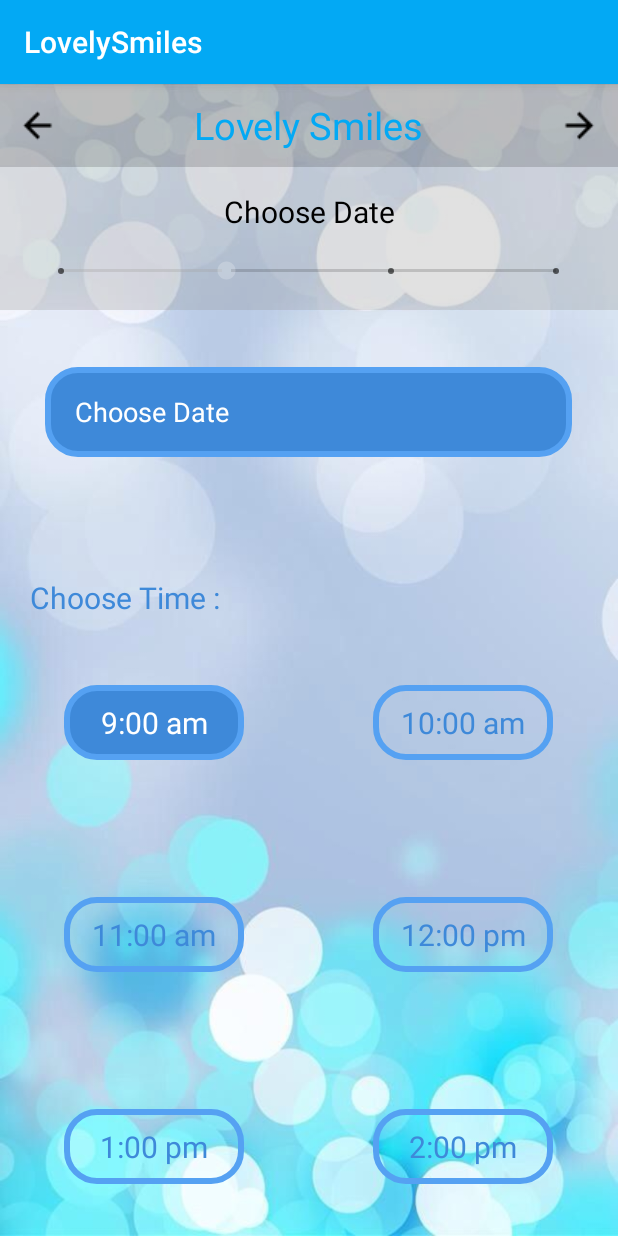
After one commit to athulraj2002/LovelySmiles, an Android app: the Registration2 screen opened directly, with no data from a screen before it, on a phone screen of 412 x 824 dp. The commit adds this screen. Run offline under Robolectric (Android 15) with nearby library versions, the phone set to English and light mode, and no system bars.

Commit message:
Registration2 Completed

```diff
--- /dev/null
+++ b/app/src/main/java/com/example/raju/lovelysmiles/Registration2.java
@@ -0,0 +1,13 @@
+package com.example.raju.lovelysmiles;
+
+import android.support.v7.app.AppCompatActivity;
+import android.os.Bundle;
+
+public class Registration2 extends AppCompatActivity {
+
+    @Override
+    protected void onCreate(Bundle savedInstanceState) {
+        super.onCreate(savedInstanceState);
+        setContentView(R.layout.activity_registration2);
+    }
+}
--- /dev/null
+++ b/app/src/main/res/drawable/border2.xml
@@ -0,0 +1,22 @@
+<?xml version="1.0" encoding="utf-8"?>
+<shape xmlns:android="http://schemas.android.com/apk/res/android">
+    <stroke
+        android:color="#55a1f2"
+        android:width="4dp"
+
+
+        >
+
+    </stroke>
+    <corners
+        android:radius="20dp"
+
+        >
+
+    </corners>
+    <solid
+        android:color="@color/lightblue"
+        >
+
+    </solid>
+</shape>
--- a/app/src/main/res/layout/activity_registration1.xml
+++ b/app/src/main/res/layout/activity_registration1.xml
@@ -105,8 +105,7 @@
                     android:layout_width="362dp"
                     android:layout_height="52dp"
                     android:max="3"
-                    android:progress="0"
-                    tools:style="@style/Widget.AppCompat.SeekBar.Discrete" />
+                    android:progress="0" />
 
             </LinearLayout>
 
--- /dev/null
+++ b/app/src/main/res/layout/activity_registration2.xml
@@ -0,0 +1,357 @@
+<?xml version="1.0" encoding="utf-8"?>
+<android.support.constraint.ConstraintLayout xmlns:android="http://schemas.android.com/apk/res/android"
+    xmlns:app="http://schemas.android.com/apk/res-auto"
+    xmlns:tools="http://schemas.android.com/tools"
+    android:layout_width="match_parent"
+    android:layout_height="match_parent"
+    tools:context="com.example.raju.lovelysmiles.Registration2">
+
+    <LinearLayout
+
+        android:layout_width="match_parent"
+        android:layout_height="match_parent"
+        android:background="@drawable/bluebg"
+        android:orientation="vertical">
+
+        <LinearLayout
+            android:layout_width="match_parent"
+            android:layout_height="wrap_content"
+            android:orientation="vertical">
+
+            <LinearLayout
+                android:layout_width="match_parent"
+                android:layout_height="match_parent"
+                android:background="#2dffffff"
+                android:orientation="vertical">
+
+                <LinearLayout
+                    android:layout_width="match_parent"
+                    android:layout_height="match_parent"
+                    android:background="#41000000"
+                    android:orientation="horizontal">
+
+                    <LinearLayout
+                        android:layout_width="20dp"
+                        android:layout_height="match_parent"
+                        android:layout_weight="1"
+                        android:orientation="vertical">
+
+
+                        <ImageButton
+                            android:id="@+id/imageButton2"
+                            android:layout_width="match_parent"
+                            android:layout_height="match_parent"
+                            android:background="#00ffffff"
+                            android:rotation="180"
+                            app:srcCompat="@drawable/ic_arrow_forward_black_18dp" />
+                    </LinearLayout>
+
+                    <LinearLayout
+                        android:layout_width="wrap_content"
+                        android:layout_height="match_parent"
+                        android:layout_weight="5"
+                        android:gravity="center_vertical|center_horizontal"
+                        android:orientation="vertical">
+
+                        <TextView
+                            android:id="@+id/textView8"
+                            android:layout_width="match_parent"
+                            android:layout_height="55dp"
+                            android:gravity="center_vertical|center_horizontal"
+                            android:text="Lovely Smiles"
+                            android:textColor="@color/colorPrimary"
+                            android:textSize="25sp" />
+                    </LinearLayout>
+
+                    <LinearLayout
+                        android:layout_width="20dp"
+                        android:layout_height="match_parent"
+                        android:layout_weight="1"
+                        android:orientation="vertical">
+
+                        <ImageButton
+                            android:id="@+id/imageButton3"
+                            android:layout_width="match_parent"
+                            android:layout_height="match_parent"
+                            android:background="#00ffffff"
+                            app:srcCompat="@drawable/ic_arrow_forward_black_18dp" />
+                    </LinearLayout>
+                </LinearLayout>
+
+                <LinearLayout
+                    android:layout_width="match_parent"
+                    android:layout_height="match_parent"
+                    android:background="#1e000000"
+                    android:gravity="center_horizontal"
+                    android:orientation="vertical">
+
+                    <TextView
+                        android:id="@+id/textView9"
+                        android:layout_width="match_parent"
+                        android:layout_height="43dp"
+                        android:gravity="bottom|center"
+                        android:text="Choose Date"
+                        android:textColor="#000000"
+                        android:textSize="20sp" />
+
+                    <SeekBar
+                        android:id="@+id/seekBar5"
+                        style="@android:style/Widget.Material.SeekBar.Discrete"
+                        android:layout_width="362dp"
+                        android:layout_height="52dp"
+                        android:max="3"
+                        android:progress="1" />
+
+                </LinearLayout>
+
+            </LinearLayout>
+        </LinearLayout>
+
+        <LinearLayout
+            android:layout_width="match_parent"
+            android:layout_height="match_parent"
+            android:orientation="vertical">
+
+            <LinearLayout
+                android:layout_width="match_parent"
+                android:layout_height="wrap_content"
+
+                android:layout_weight="1"
+                android:gravity="center"
+                android:orientation="vertical">
+
+                <EditText
+                    android:id="@+id/editText11"
+                    android:layout_width="351dp"
+                    android:layout_height="60dp"
+                    android:background="@drawable/border2"
+                    android:ems="10"
+                    android:inputType="date"
+                    android:paddingLeft="20dp"
+                    android:text="Choose Date"
+                    android:textColor="@color/white" />
+            </LinearLayout>
+
+            <LinearLayout
+                android:layout_width="match_parent"
+                android:layout_height="wrap_content"
+                android:layout_weight="2"
+                android:orientation="vertical">
+
+                <LinearLayout
+                    android:layout_width="match_parent"
+                    android:layout_height="93dp"
+                    android:orientation="vertical">
+
+                    <TextView
+                        android:id="@+id/textView11"
+                        android:layout_width="match_parent"
+                        android:layout_height="110dp"
+                        android:gravity="fill_vertical"
+                        android:paddingLeft="20dp"
+                        android:text="Choose Time :"
+
+                        android:textColor="@color/lightblue"
+                        android:textSize="20sp" />
+                </LinearLayout>
+
+                <LinearLayout
+                    android:layout_width="match_parent"
+                    android:layout_height="match_parent"
+                    android:orientation="vertical">
+
+                    <LinearLayout
+                        android:layout_width="match_parent"
+
+                        android:layout_height="wrap_content"
+                        android:layout_weight="1"
+                        android:orientation="vertical">
+
+                        <LinearLayout
+                            android:layout_width="match_parent"
+                            android:layout_height="wrap_content"
+                            android:orientation="horizontal">
+
+                            <LinearLayout
+                                android:layout_width="match_parent"
+                                android:layout_height="match_parent"
+                                android:layout_weight="1"
+                                android:gravity="center_vertical|center_horizontal|center"
+                                android:orientation="vertical">
+
+                                <LinearLayout
+                                    android:layout_width="120dp"
+                                    android:layout_height="50dp"
+                                    android:layout_margin="20dp"
+                                    android:background="@drawable/border2"
+                                    android:orientation="vertical">
+
+                                    <TextView
+                                        android:id="@+id/textView12"
+                                        android:layout_width="match_parent"
+                                        android:layout_height="match_parent"
+                                        android:gravity="center"
+                                        android:text="9:00 am"
+                                        android:textColor="@color/white"
+                                        android:textSize="20sp" />
+                                </LinearLayout>
+                            </LinearLayout>
+
+                            <LinearLayout
+                                android:layout_width="match_parent"
+                                android:layout_height="match_parent"
+                                android:layout_weight="1"
+                                android:gravity="center_vertical|center_horizontal|center"
+                                android:orientation="vertical">
+
+                                <LinearLayout
+                                    android:layout_width="120dp"
+                                    android:layout_height="50dp"
+                                    android:layout_margin="20dp"
+                                    android:background="@drawable/border1"
+                                    android:orientation="vertical">
+
+                                    <TextView
+                                        android:id="@+id/textView12"
+                                        android:layout_width="match_parent"
+                                        android:layout_height="match_parent"
+                                        android:gravity="center"
+                                        android:text="10:00 am"
+                                        android:textColor="@color/lightblue"
+                                        android:textSize="20sp" />
+                                </LinearLayout>
+                            </LinearLayout>
+                        </LinearLayout>
+                    </LinearLayout>
+
+                    <LinearLayout
+                        android:layout_width="match_parent"
+                        android:layout_height="wrap_content"
+                        android:layout_weight="1"
+                        android:orientation="vertical">
+
+                        <LinearLayout
+                            android:layout_width="match_parent"
+                            android:layout_height="wrap_content"
+                            android:orientation="horizontal">
+
+                            <LinearLayout
+                                android:layout_width="match_parent"
+                                android:layout_height="match_parent"
+                                android:layout_weight="1"
+                                android:gravity="center_vertical|center_horizontal|center"
+                                android:orientation="vertical">
+
+                                <LinearLayout
+                                    android:layout_width="120dp"
+                                    android:layout_height="50dp"
+                                    android:layout_margin="20dp"
+                                    android:background="@drawable/border1"
+                                    android:orientation="vertical">
+
+                                    <TextView
+                                        android:id="@+id/textView12"
+                                        android:layout_width="match_parent"
+                                        android:layout_height="match_parent"
+                                        android:gravity="center"
+                                        android:text="11:00 am"
+                                        android:textColor="@color/lightblue"
+                                        android:textSize="20sp" />
+                                </LinearLayout>
+                            </LinearLayout>
+
+                            <LinearLayout
+                                android:layout_width="match_parent"
+                                android:layout_height="match_parent"
+                                android:layout_weight="1"
+                                android:gravity="center_vertical|center_horizontal|center"
+                                android:orientation="vertical">
+
+                                <LinearLayout
+                                    android:layout_width="120dp"
+                                    android:layout_height="50dp"
+                                    android:layout_margin="20dp"
+                                    android:background="@drawable/border1"
+                                    android:orientation="vertical">
+
+                                    <TextView
+                                        android:id="@+id/textView12"
+                                        android:layout_width="match_parent"
+                                        android:layout_height="match_parent"
+                                        android:gravity="center"
+                                        android:text="12:00 pm"
+                                        android:textColor="@color/lightblue"
+                                        android:textSize="20sp" />
+                                </LinearLayout>
+                            </LinearLayout>
+                        </LinearLayout>
+                    </LinearLayout>
+
+                    <LinearLayout
+                        android:layout_width="match_parent"
+                        android:layout_height="53dp"
+                        android:layout_weight="1"
+                        android:orientation="vertical">
+
+                        <LinearLayout
+                            android:layout_width="match_parent"
+                            android:layout_height="wrap_content"
+                            android:orientation="horizontal">
+
+                            <LinearLayout
+                                android:layout_width="match_parent"
+                                android:layout_height="match_parent"
+                                android:layout_weight="1"
+                                android:gravity="center_vertical|center_horizontal|center"
+                                android:orientation="vertical">
+
+                                <LinearLayout
+                                    android:layout_width="120dp"
+                                    android:layout_height="50dp"
+                                    android:layout_margin="20dp"
+                                    android:background="@drawable/border1"
+                                    android:orientation="vertical">
+
+                                    <TextView
+                                        android:id="@+id/textView12"
+                                        android:layout_width="match_parent"
+                                        android:layout_height="match_parent"
+                                        android:gravity="center"
+                                        android:text="1:00 pm"
+                                        android:textColor="@color/lightblue"
+                                        android:textSize="20sp" />
+                                </LinearLayout>
+                            </LinearLayout>
+
+                            <LinearLayout
+                                android:layout_width="match_parent"
+                                android:layout_height="match_parent"
+                                android:layout_weight="1"
+                                android:gravity="center_vertical|center_horizontal|center"
+                                android:orientation="vertical">
+
+                                <LinearLayout
+                                    android:layout_width="120dp"
+                                    android:layout_height="50dp"
+                                    android:layout_margin="20dp"
+                                    android:background="@drawable/border1"
+                                    android:orientation="vertical">
+
+                                    <TextView
+                                        android:id="@+id/textView12"
+                                        android:layout_width="match_parent"
+                                        android:layout_height="match_parent"
+                                        android:gravity="center"
+                                        android:text="2:00 pm"
+                                        android:textColor="@color/lightblue"
+                                        android:textSize="20sp" />
+                                </LinearLayout>
+                            </LinearLayout>
+                        </LinearLayout>
+                    </LinearLayout>
+                </LinearLayout>
+            </LinearLayout>
+
+        </LinearLayout>
+    </LinearLayout>
+</android.support.constraint.ConstraintLayout>
```
Also changed, not shown: app/src/main/AndroidManifest.xml (+7 -2 lines).
